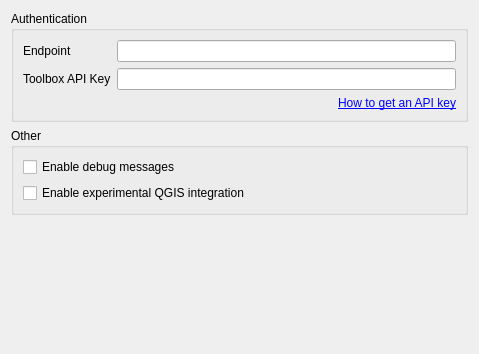
Before: the Qt Designer form src/nextgis_toolbox/ui/nextgis_toolbox_settings_page_base.ui in RemeshevskiyValeriy/qgis_nextgis_toolbox, drawn with Qt 5.
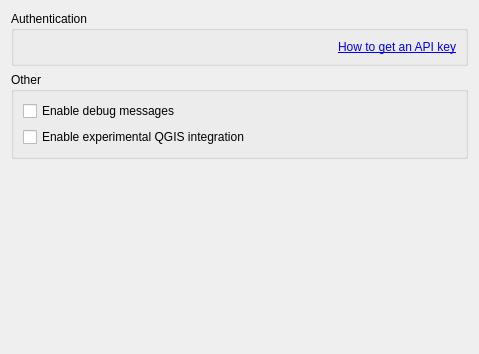
After: the same form once the commit is applied.

Commit message:
Add unified input fields for settings forms
QPL-402

Diff of the .ui file:
```diff
--- a/src/nextgis_toolbox/ui/nextgis_toolbox_settings_page_base.ui
+++ b/src/nextgis_toolbox/ui/nextgis_toolbox_settings_page_base.ui
@@ -25,60 +25,8 @@
      <property name="title">
       <string>Authentication</string>
      </property>
-     <layout class="QFormLayout" name="formLayout">
-      <item row="0" column="0">
-        <widget class="QLabel" name="endpoint_label">
-         <property name="sizePolicy">
-          <sizepolicy hsizetype="Fixed" vsizetype="Preferred">
-           <horstretch>0</horstretch>
-           <verstretch>0</verstretch>
-          </sizepolicy>
-         </property>
-         <property name="text">
-          <string>Endpoint</string>
-         </property>
-        </widget>
-          </item>
-          <item row="0" column="1">
-        <widget class="QLineEdit" name="endpoint_line_edit">
-         <property name="sizePolicy">
-          <sizepolicy hsizetype="Expanding" vsizetype="Preferred">
-           <horstretch>0</horstretch>
-           <verstretch>0</verstretch>
-          </sizepolicy>
-         </property>
-         <property name="clearButtonEnabled">
-          <bool>true</bool>
-         </property>
-        </widget>
-          </item>
-          <item row="1" column="0">
-       <widget class="QLabel" name="toolbox_token_label">
-        <property name="sizePolicy">
-         <sizepolicy hsizetype="Fixed" vsizetype="Preferred">
-          <horstretch>0</horstretch>
-          <verstretch>0</verstretch>
-         </sizepolicy>
-        </property>
-        <property name="text">
-         <string>Toolbox API Key</string>
-        </property>
-       </widget>
-      </item>
-      <item row="1" column="1">
-       <widget class="QLineEdit" name="nextgis_toolbox_token_line_edit">
-        <property name="sizePolicy">
-         <sizepolicy hsizetype="Expanding" vsizetype="Preferred">
-          <horstretch>0</horstretch>
-          <verstretch>0</verstretch>
-         </sizepolicy>
-        </property>
-        <property name="clearButtonEnabled">
-         <bool>true</bool>
-        </property>
-       </widget>
-      </item>
-      <item row="2" column="1">
+     <layout class="QVBoxLayout" name="authentication_layout">
+      <item>
        <widget class="QLabel" name="toolbox_token_documentation_label">
         <property name="sizePolicy">
          <sizepolicy hsizetype="Expanding" vsizetype="Preferred">
```
The commit also changes 3 other files.
